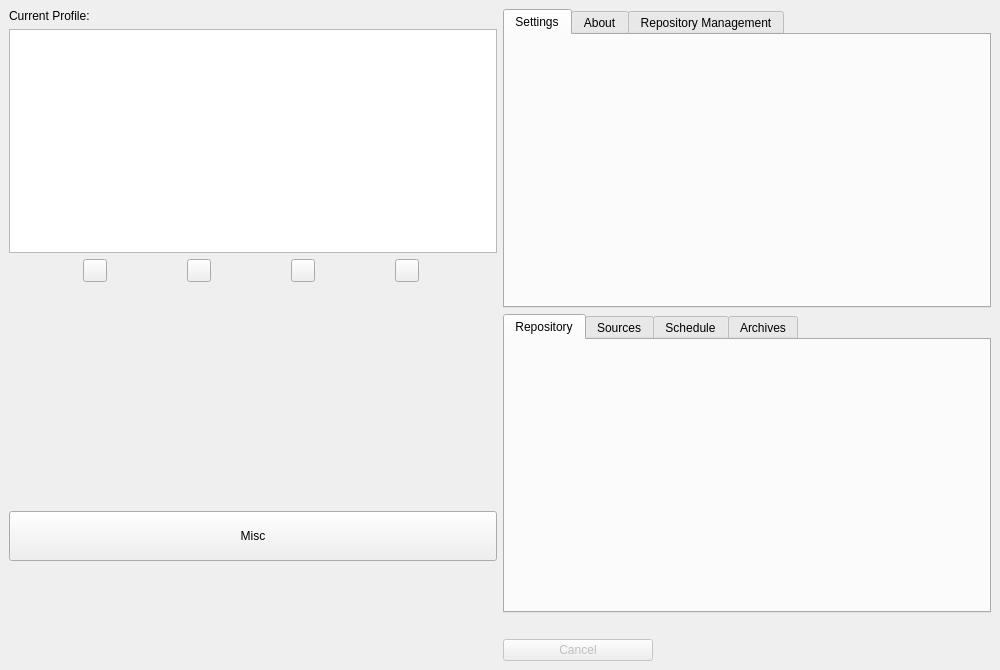
borgbase/vorta, file src/vorta/assets/UI/mainwindow.ui: the form before one commit.
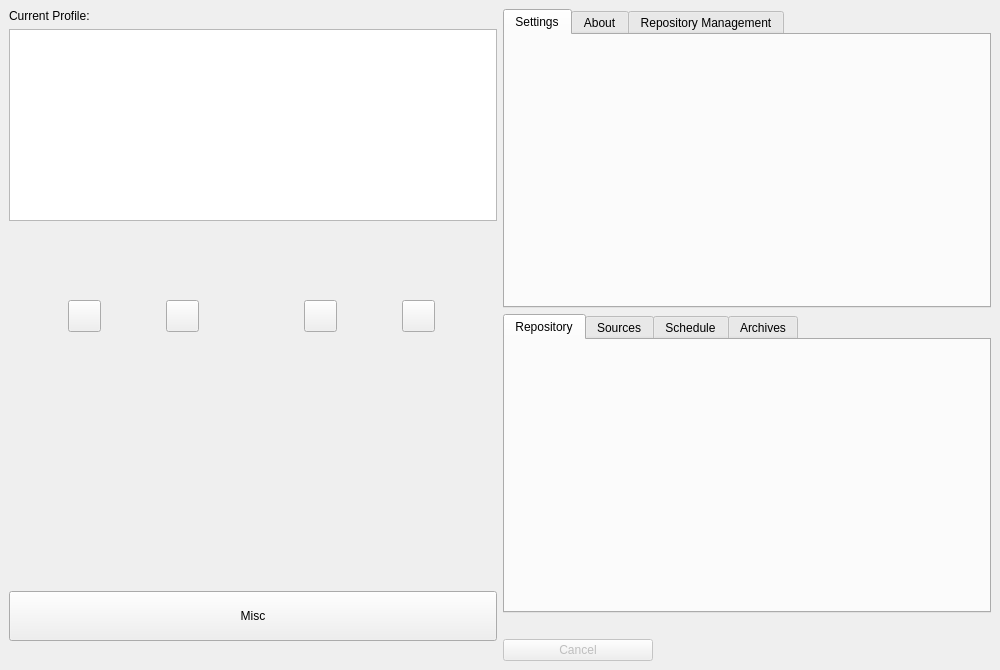
The form after the commit.

Commit message: swap trash can for minus sign, right allign add/remove

Patch:
```diff
--- a/src/vorta/assets/UI/mainwindow.ui
+++ b/src/vorta/assets/UI/mainwindow.ui
@@ -48,22 +48,6 @@
       </item>
       <item>
         <layout class="QHBoxLayout" name="horizontalLayout">
-          <item>
-           <widget class="QToolButton" name="profileAddButton">
-            <property name="text">
-             <string/>
-            </property>
-            <property name="iconSize">
-             <size>
-              <width>16</width>
-              <height>16</height>
-             </size>
-            </property>
-            <property name="popupMode">
-             <enum>QToolButton::InstantPopup</enum>
-            </property>
-           </widget>
-          </item>
           <item>
            <widget class="QToolButton" name="profileRenameButton">
             <property name="toolTip">
@@ -71,8 +55,8 @@
             </property>
             <property name="iconSize">
              <size>
-              <width>16</width>
-              <height>16</height>
+              <width>25</width>
+              <height>25</height>
              </size>
             </property>
            </widget>
@@ -82,21 +66,62 @@
             <property name="toolTip">
              <string>Export current profile</string>
             </property>
+            <property name="iconSize">
+             <size>
+              <width>25</width>
+              <height>25</height>
+             </size>
+            </property>
             <property name="text">
              <string/>
             </property>
            </widget>
           </item>
+          <item>
+           <spacer name="verticalSpacer">
+            <property name="orientation">
+             <enum>Qt::Vertical</enum>
+            </property>
+            <property name="sizeHint" stdset="0">
+             <size>
+              <width>40</width>
+              <height>40</height>
+             </size>
+            </property>
+           </spacer>
+          </item>
           <item>
            <widget class="QToolButton" name="profileDeleteButton">
             <property name="toolTip">
              <string>Delete current profile</string>
             </property>
+            <property name="iconSize">
+             <size>
+              <width>25</width>
+              <height>25</height>
+             </size>
+            </property>
             <property name="text">
              <string/>
             </property>
            </widget>
           </item>
+          <item>
+           <widget class="QToolButton" name="profileAddButton">
+            <property name="text">
+             <string/>
+            </property>
+            <property name="iconSize">
+             <size>
+              <width>25</width>
+              <height>25</height>
+             </size>
+            </property>
+            <property name="popupMode">
+             <enum>QToolButton::InstantPopup</enum>
+            </property>
+           </widget>
+          </item>
         </layout>
       </item>
       <item>
@@ -139,7 +164,7 @@
         <property name="sizeHint" stdset="0">
          <size>
           <width>20</width>
-          <height>100</height>
+          <height>20</height>
          </size>
         </property>
        </spacer>
```
Left out of the diff: 2 changed lines with no effect on the pictures. The commit also changes 1 other file.
